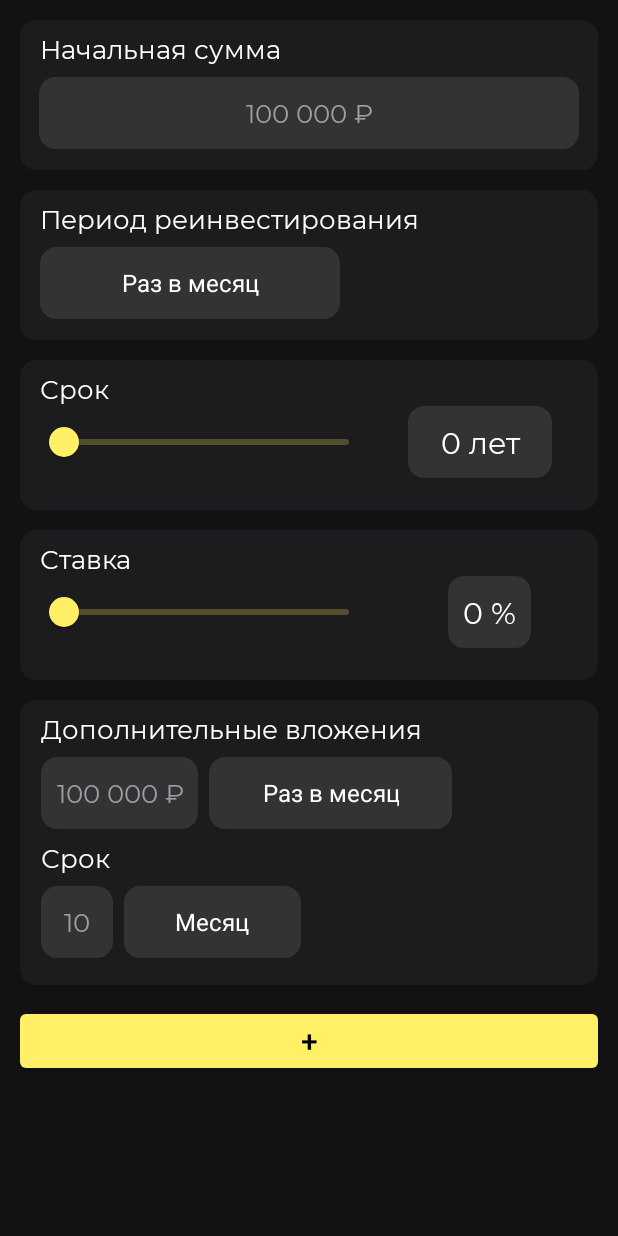
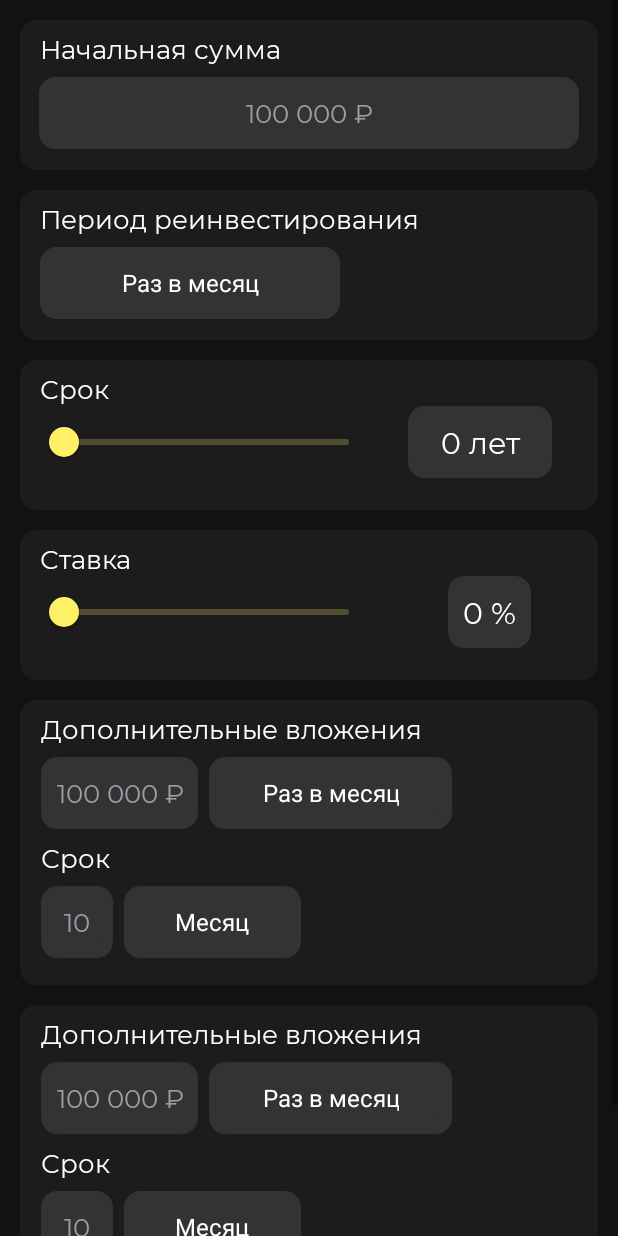
Before and after one commit to MironBano/MoneyMeter, an Android app: the layout compoundinteresttest.xml on its own in the app's theme, with its tools: preview values and no code run, on a phone screen of 412 x 824 dp. Run offline under Robolectric (Android 15) with nearby library versions, the phone set to English and light mode, and no system bars.

Commit message:
edited second addatt and term slider

```diff
--- a/app/src/main/java/com/firstapp/moneymeter/CompoundInterest.kt
+++ b/app/src/main/java/com/firstapp/moneymeter/CompoundInterest.kt
@@ -20,9 +20,16 @@ class CompoundInterest: AppCompatActivity() {
         binding = CompoundinteresttestBinding.inflate(layoutInflater)
         setContentView(binding.root)
 
+        binding.group2.visibility = View.GONE
+
         binding.termSlider.addOnChangeListener { slider, value, fromUser ->
             binding.textTermNumber.text = value.toInt().toString() + " лет"
         }
+
+        binding.rateSlider.addOnChangeListener { slider, value, fromUser ->
+            binding.textRateNumber.text = value.toInt().toString() + " %"
+        }
+
 
         binding.plusButton.setOnClickListener{
             showAddAtt()
@@ -50,6 +57,7 @@ class CompoundInterest: AppCompatActivity() {
     }
 
     private fun showAddAtt(){
+
         with(binding){
             group2.visibility = View.VISIBLE
         }
--- a/app/src/main/res/layout/compoundinteresttest.xml
+++ b/app/src/main/res/layout/compoundinteresttest.xml
@@ -41,7 +41,8 @@
                 android:layout_width="0dp"
                 android:layout_height="0dp"
                 app:barrierDirection="end"
-                app:constraint_referenced_ids="StartPoint" />
+                app:constraint_referenced_ids="StartPoint"
+                />
 
             <View
                 android:id="@+id/back1"
@@ -65,7 +66,8 @@
                 android:text="@string/initialAmount"
 
                 app:layout_constraintStart_toEndOf="@id/mainBarrier"
-                app:layout_constraintTop_toTopOf="@id/back1" />
+                app:layout_constraintTop_toTopOf="@id/back1"
+                />
 
             <EditText
                 android:id="@+id/InitAmount"
@@ -87,7 +89,8 @@
                 android:textSize="17sp"
                 app:layout_constraintEnd_toEndOf="@+id/back1"
                 app:layout_constraintStart_toEndOf="@id/mainBarrier"
-                app:layout_constraintTop_toBottomOf="@id/text1" />
+                app:layout_constraintTop_toBottomOf="@id/text1"
+                />
 
             <View
                 android:id="@+id/back2"
@@ -99,7 +102,8 @@
                 android:layout_marginEnd="13dp"
                 android:background="@drawable/additional_attachments_form"
                 app:layout_constraintEnd_toEndOf="parent"
-                app:layout_constraintTop_toBottomOf="@id/back1" />
+                app:layout_constraintTop_toBottomOf="@id/back1"
+                />
 
             <TextView
                 android:id="@+id/textView2"
@@ -123,7 +127,8 @@
                 android:entries="@array/reinvestmentPeriodArray"
                 android:textAlignment="center"
                 app:layout_constraintStart_toStartOf="@+id/textView2"
-                app:layout_constraintTop_toBottomOf="@+id/textView2" />
+                app:layout_constraintTop_toBottomOf="@+id/textView2"
+                />
 
             <View
                 android:id="@+id/back3"
@@ -135,7 +140,8 @@
                 android:layout_marginEnd="13dp"
                 android:background="@drawable/additional_attachments_form"
                 app:layout_constraintEnd_toEndOf="parent"
-                app:layout_constraintTop_toBottomOf="@id/back2" />
+                app:layout_constraintTop_toBottomOf="@id/back2"
+                />
 
             <TextView
                 android:id="@+id/amountText"
@@ -145,8 +151,9 @@
                 android:text="@string/term"
 
                 app:layout_constraintStart_toEndOf="@id/mainBarrier"
-                app:layout_constraintTop_toTopOf="@id/back3" />
-
+                app:layout_constraintTop_toTopOf="@id/back3"
+                />
+`
             <com.google.android.material.slider.Slider
                 android:id="@+id/termSlider"
                 android:layout_width="220dp"
@@ -157,7 +164,8 @@
                 app:haloColor="@color/transparent"
                 app:labelBehavior="gone"
                 app:layout_constraintStart_toStartOf="@+id/amountText"
-                app:layout_constraintTop_toBottomOf="@+id/amountText" />
+                app:layout_constraintTop_toBottomOf="@+id/amountText"
+                />
 
             <TextView
                 android:id="@+id/textTermNumber"
@@ -175,7 +183,8 @@
                 app:layout_constraintBottom_toBottomOf="@+id/termSlider"
                 app:layout_constraintEnd_toEndOf="@+id/back3"
                 app:layout_constraintStart_toEndOf="@+id/termSlider"
-                app:layout_constraintTop_toTopOf="@+id/termSlider" />
+                app:layout_constraintTop_toTopOf="@+id/termSlider"
+                />
 
             <View
                 android:id="@+id/back4"
@@ -187,7 +196,8 @@
                 android:layout_marginEnd="13dp"
                 android:background="@drawable/additional_attachments_form"
                 app:layout_constraintEnd_toEndOf="parent"
-                app:layout_constraintTop_toBottomOf="@id/back3" />
+                app:layout_constraintTop_toBottomOf="@id/back3"
+                />
 
             <TextView
                 android:id="@+id/rateText"
@@ -197,7 +207,8 @@
                 android:text="@string/rate"
 
                 app:layout_constraintStart_toEndOf="@id/mainBarrier"
-                app:layout_constraintTop_toTopOf="@id/back4" />
+                app:layout_constraintTop_toTopOf="@id/back4"
+                />
 
             <com.google.android.material.slider.Slider
                 android:id="@+id/rateSlider"
@@ -205,11 +216,12 @@
                 android:layout_height="match_parent"
 
                 android:valueFrom="1"
-                android:valueTo="30"
+                android:valueTo="50"
                 app:haloColor="@color/transparent"
                 app:labelBehavior="gone"
                 app:layout_constraintStart_toStartOf="@id/rateText"
-                app:layout_constraintTop_toBottomOf="@id/rateText" />
+                app:layout_constraintTop_toBottomOf="@id/rateText"
+                />
 
             <TextView
                 android:id="@+id/textRateNumber"
@@ -226,7 +238,8 @@
                 app:layout_constraintBottom_toBottomOf="@+id/rateSlider"
                 app:layout_constraintEnd_toEndOf="@id/back4"
                 app:layout_constraintStart_toEndOf="@id/rateSlider"
-                app:layout_constraintTop_toTopOf="@id/rateSlider" />
+                app:layout_constraintTop_toTopOf="@id/rateSlider"
+                />
 
             <View
                 android:id="@+id/backAdditionalAttachments1"
@@ -240,7 +253,8 @@
                 app:layout_constraintEnd_toEndOf="parent"
 
                 app:layout_constraintStart_toEndOf="@id/mainBarrier"
-                app:layout_constraintTop_toBottomOf="@id/back4" />
+                app:layout_constraintTop_toBottomOf="@id/back4"
+                />
 
             <TextView
                 android:id="@+id/AdditionalAttachmentsText1"
@@ -253,7 +267,8 @@
                 android:layout_marginTop="7dp"
                 android:text="@string/additionalAttachments"
                 app:layout_constraintStart_toStartOf="@+id/backAdditionalAttachments1"
-                app:layout_constraintTop_toTopOf="@+id/backAdditionalAttachments1" />
+                app:layout_constraintTop_toTopOf="@+id/backAdditionalAttachments1"
+                />
 
             <EditText
                 android:id="@+id/AdditionalAttachmentsAmount"
@@ -273,7 +288,8 @@
                 android:maxLength="8"
                 android:textSize="17sp"
                 app:layout_constraintStart_toStartOf="@+id/backAdditionalAttachments1"
-                app:layout_constraintTop_toBottomOf="@+id/AdditionalAttachmentsText1" />
+                app:layout_constraintTop_toBottomOf="@+id/AdditionalAttachmentsText1"
+                />
 
             <Spinner
                 android:id="@+id/AdditionalAttachmentsSpinner1"
@@ -289,7 +305,8 @@
                 android:textAlignment="center"
                 app:layout_constraintBottom_toBottomOf="@+id/AdditionalAttachmentsAmount"
                 app:layout_constraintStart_toEndOf="@+id/AdditionalAttachmentsAmount"
-                app:layout_constraintTop_toTopOf="@+id/AdditionalAttachmentsAmount" />
+                app:layout_constraintTop_toTopOf="@+id/AdditionalAttachmentsAmount"
+                />
 
             <TextView
                 android:id="@+id/AdditionalAttachmentsText2"
@@ -302,7 +319,8 @@
                 android:layout_marginTop="7dp"
                 android:text="@string/term"
                 app:layout_constraintStart_toStartOf="@id/backAdditionalAttachments1"
-                app:layout_constraintTop_toBottomOf="@id/AdditionalAttachmentsAmount" />
+                app:layout_constraintTop_toBottomOf="@id/AdditionalAttachmentsAmount"
+                />
 
             <EditText
                 android:id="@+id/AdditionalAttachmentsTime"
@@ -322,7 +340,8 @@
                 android:maxLength="2"
                 android:textSize="17sp"
                 app:layout_constraintStart_toStartOf="@id/backAdditionalAttachments1"
-                app:layout_constraintTop_toBottomOf="@id/AdditionalAttachmentsText2" />
+                app:layout_constraintTop_toBottomOf="@id/AdditionalAttachmentsText2"
+                />
 
             <Spinner
                 android:id="@+id/AdditionalAttachmentsSpinner2"
@@ -337,7 +356,8 @@
                 android:textAlignment="center"
                 app:layout_constraintBottom_toBottomOf="@id/AdditionalAttachmentsTime"
                 app:layout_constraintStart_toEndOf="@id/AdditionalAttachmentsTime"
-                app:layout_constraintTop_toTopOf="@id/AdditionalAttachmentsTime" />
+                app:layout_constraintTop_toTopOf="@id/AdditionalAttachmentsTime"
+                />
 
             <androidx.constraintlayout.widget.Group
                 android:id="@+id/group1"
@@ -358,14 +378,118 @@
                 app:layout_constraintEnd_toEndOf="parent"
 
                 app:layout_constraintStart_toEndOf="@id/mainBarrier"
-                app:layout_constraintTop_toBottomOf="@id/backAdditionalAttachments1" />
+                app:layout_constraintTop_toBottomOf="@id/backAdditionalAttachments1"
+                />
+
+            <TextView
+                android:id="@+id/AdditionalAttachments2Text1"
+
+                style="@style/TextPrimary"
+                android:layout_width="wrap_content"
+                android:layout_height="wrap_content"
+                android:layout_marginStart="7dp"
+
+                android:layout_marginTop="7dp"
+                android:text="@string/additionalAttachments"
+                app:layout_constraintStart_toStartOf="@+id/backAdditionalAttachments2"
+                app:layout_constraintTop_toTopOf="@+id/backAdditionalAttachments2"
+                />
+
+            <EditText
+                android:id="@+id/AdditionalAttachments2Amount"
+
+                style="@style/TextSecondary"
+                android:layout_width="wrap_content"
+                android:layout_height="48dp"
+                android:layout_marginStart="7dp"
+
+                android:layout_marginTop="7dp"
+                android:background="@drawable/edittext_form"
+                android:cursorVisible="true"
+                android:hint="@string/EnterHint1"
+                android:imeOptions="actionDone"
+                android:importantForAutofill="no"
+                android:inputType="number"
+                android:maxLength="8"
+                android:textSize="17sp"
+                app:layout_constraintStart_toStartOf="@+id/backAdditionalAttachments2"
+                app:layout_constraintTop_toBottomOf="@+id/AdditionalAttachments2Text1"
+                />
+
+            <Spinner
+                android:id="@+id/AdditionalAttachments2Spinner1"
+
+                style="@style/TextSecondary"
+                android:layout_width="wrap_content"
+                android:layout_height="48dp"
+                android:layout_marginStart="7dp"
+
+
+                android:background="@drawable/edittext_form"
+                android:entries="@array/reinvestmentPeriodArray"
+                android:textAlignment="center"
+                app:layout_constraintBottom_toBottomOf="@+id/AdditionalAttachments2Amount"
+                app:layout_constraintStart_toEndOf="@+id/AdditionalAttachments2Amount"
+                app:layout_constraintTop_toTopOf="@+id/AdditionalAttachments2Amount"
+                />
+
+            <TextView
+                android:id="@+id/AdditionalAttachments2Text2"
+
+                style="@style/TextPrimary"
+                android:layout_width="wrap_content"
+                android:layout_height="wrap_content"
+                android:layout_marginStart="7dp"
+
+                android:layout_marginTop="7dp"
+                android:text="@string/term"
+                app:layout_constraintStart_toStartOf="@id/backAdditionalAttachments2"
+                app:layout_constraintTop_toBottomOf="@id/AdditionalAttachments2Amount"
+                />
+
+            <EditText
+                android:id="@+id/AdditionalAttachments2Time"
+
+                style="@style/TextSecondary"
+                android:layout_width="48dp"
+                android:layout_height="48dp"
+                android:layout_marginStart="7dp"
+
+                android:layout_marginTop="7dp"
+                android:background="@drawable/edittext_form"
+                android:cursorVisible="true"
+                android:hint="@string/EnterHint2"
+                android:imeOptions="actionDone"
+                android:importantForAutofill="no"
+                android:inputType="number"
+                android:maxLength="2"
+                android:textSize="17sp"
+                app:layout_constraintStart_toStartOf="@id/backAdditionalAttachments2"
+                app:layout_constraintTop_toBottomOf="@id/AdditionalAttachments2Text2"
+                />
+
+            <Spinner
+                android:id="@+id/AdditionalAttachments2Spinner2"
+
+                style="@style/TextSecondary"
+                android:layout_width="wrap_content"
+                android:layout_height="48dp"
+                android:layout_marginStart="7dp"
+
+                android:background="@drawable/edittext_form"
+                android:entries="@array/reinvestmentTermArray"
+                android:textAlignment="center"
+                app:layout_constraintBottom_toBottomOf="@id/AdditionalAttachments2Time"
+                app:layout_constraintStart_toEndOf="@id/AdditionalAttachments2Time"
+                app:layout_constraintTop_toTopOf="@id/AdditionalAttachments2Time"
+                />
 
             <androidx.constraintlayout.widget.Group
                 android:id="@+id/group2"
                 android:layout_width="wrap_content"
                 android:layout_height="wrap_content"
-                app:constraint_referenced_ids="backAdditionalAttachments2"
-                android:visibility="gone"
+                app:constraint_referenced_ids="backAdditionalAttachments2,AdditionalAttachments2Text1,AdditionalAttachments2Amount,AdditionalAttachments2Spinner1,AdditionalAttachments2Text2,AdditionalAttachments2Time,AdditionalAttachments2Spinner2"
+                android:visibility="visible"
                 />
 
             <Button
```
